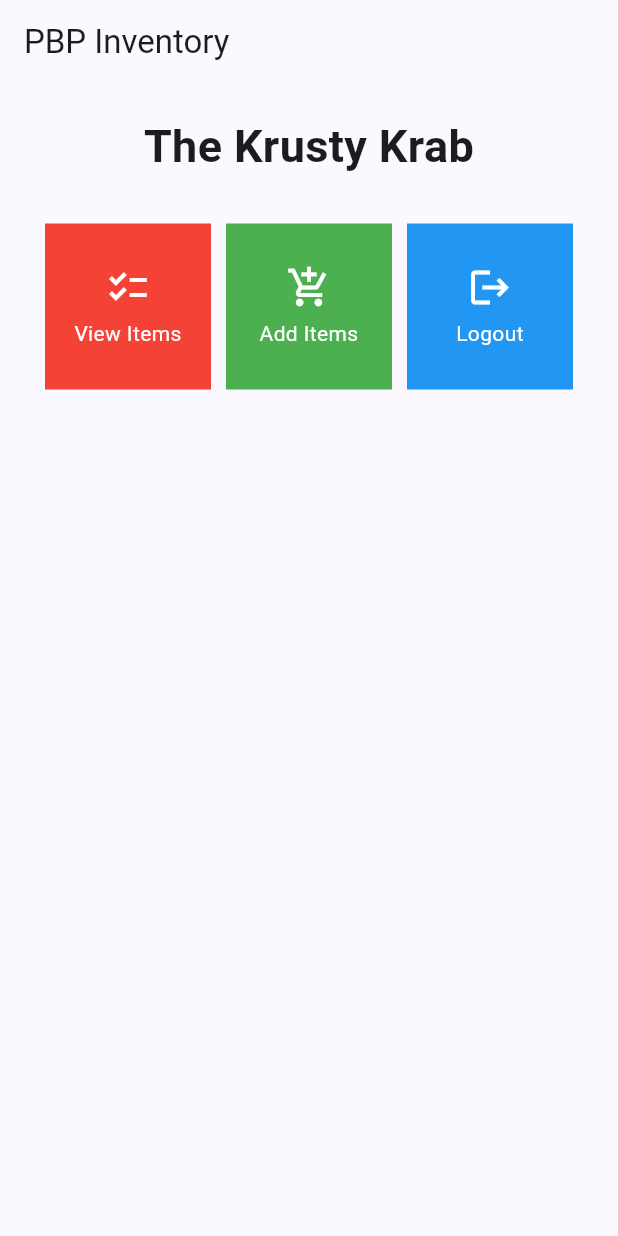
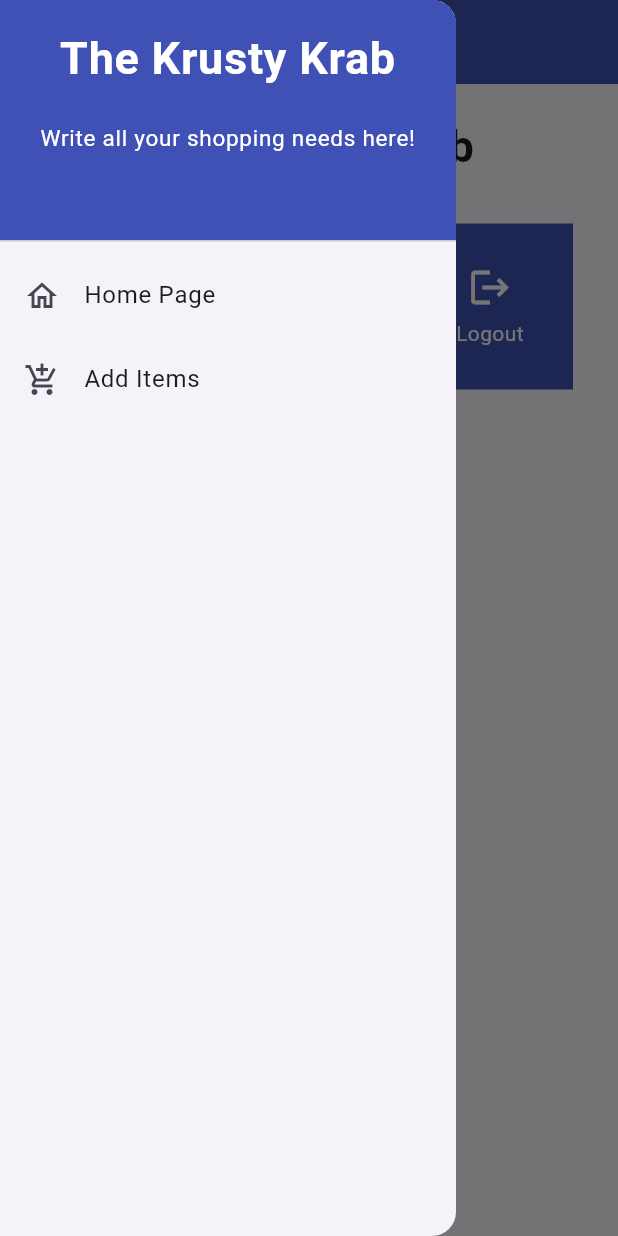
Before and after one commit to PascalPahlevi/PBP-Inventory-Assignment, a Flutter app: the screen it shows after launch, with the side drawer open (before the commit the screen has no drawer), on a phone screen of 412 x 824 dp. Run offline on Flutter 3.47's test engine with Material 2 defaults, Android fonts, the phone set to English and light mode, and no system bars.

Commit message:
Finished Assignment 8

```diff
--- a/lib/main.dart
+++ b/lib/main.dart
@@ -1,5 +1,5 @@
 import 'package:flutter/material.dart';
-import 'package:pbp_inventory/menu.dart';
+import 'package:pbp_inventory/screens/menu.dart';
 
 void main() {
   runApp(const MyApp());
--- a/lib/menu.dart
+++ b/lib/screens/menu.dart
@@ -1,4 +1,6 @@
 import 'package:flutter/material.dart';
+import 'package:pbp_inventory/widgets/left_drawer.dart';
+import 'package:pbp_inventory/screens/shoplist_form.dart';
 
 class MyHomePage extends StatelessWidget {
   MyHomePage({Key? key}) : super(key: key);
@@ -25,7 +27,10 @@
         title: const Text(
           'PBP Inventory',
         ),
+        backgroundColor: Colors.indigo,
+        foregroundColor: Colors.white,
       ),
+      drawer: const LeftDrawer(),
       body: SingleChildScrollView(
         // Scrolling wrapper widget
         child: Padding(
@@ -83,7 +88,7 @@
   @override
   Widget build(BuildContext context) {
     return Material(
-      color: item.color,
+      color: Colors.indigo,
       child: InkWell(
         // Responsive touch area
         onTap: () {
@@ -91,7 +96,12 @@
           ScaffoldMessenger.of(context)
             ..hideCurrentSnackBar()
             ..showSnackBar(SnackBar(
-                content: Text("You clicked the ${item.name} button!")));
+                content: Text("You pressed the ${item.name} button!")));
+
+          if (item.name == "Add Items") {
+            Navigator.push(context,
+                MaterialPageRoute(builder: (context) => const ShopFormPage()));
+          }
         },
         child: Container(
           // Container to hold Icon and Text
--- /dev/null
+++ b/lib/widgets/left_drawer.dart
@@ -0,0 +1,71 @@
+import 'package:flutter/material.dart';
+import 'package:pbp_inventory/screens/menu.dart';
+import 'package:pbp_inventory/screens/shoplist_form.dart';
+
+class LeftDrawer extends StatelessWidget {
+  const LeftDrawer({super.key});
+
+  @override
+  Widget build(BuildContext context) {
+    return Drawer(
+      child: ListView(
+        children: [
+          const DrawerHeader(
+            decoration: BoxDecoration(
+              color: Colors.indigo,
+            ),
+            child: Column(
+              children: [
+                Text(
+                  'The Krusty Krab',
+                  textAlign: TextAlign.center,
+                  style: TextStyle(
+                    fontSize: 30,
+                    fontWeight: FontWeight.bold,
+                    color: Colors.white,
+                  ),
+                ),
+                Padding(padding: EdgeInsets.all(10)),
+                Text(
+                  'Write all your shopping needs here!',
+                  textAlign: TextAlign.center,
+                  style: TextStyle(
+                    fontSize: 15,
+                    fontWeight: FontWeight.normal,
+                    color: Colors.white,
+                  ),
+                ),
+              ],
+            ),
+          ),
+          ListTile(
+            leading: const Icon(Icons.home_outlined),
+            title: const Text('Home Page'),
+            // redirect to MyHomePage
+            onTap: () {
+              Navigator.pushReplacement(
+                context,
+                MaterialPageRoute(
+                  builder: (context) => MyHomePage(),
+                ),
+              );
+            },
+          ),
+          ListTile(
+            leading: const Icon(Icons.add_shopping_cart),
+            title: const Text('Add Items'),
+            // redirect to ShopFormPage
+            onTap: () {
+              Navigator.pushReplacement(
+                context,
+                MaterialPageRoute(
+                  builder: (context) => const ShopFormPage(),
+                ),
+              );
+            },
+          ),
+        ],
+      ),
+    );
+  }
+}
--- /dev/null
+++ b/lib/widgets/shop_card.dart
@@ -0,0 +1,60 @@
+import 'package:flutter/material.dart';
+import 'package:pbp_inventory/screens/shoplist_form.dart';
+
+class ShopItem {
+  final String name;
+  final IconData icon;
+  final Color color;
+
+  ShopItem(this.name, this.icon, this.color);
+}
+
+class ShopCard extends StatelessWidget {
+  final ShopItem item;
+
+  const ShopCard(this.item, {Key? key}); // Constructor
+
+  @override
+  Widget build(BuildContext context) {
+    return Material(
+      color: Colors.indigo,
+      child: InkWell(
+        // Responsive touch area
+        onTap: () {
+          // Show a SnackBar when clicked
+          ScaffoldMessenger.of(context)
+            ..hideCurrentSnackBar()
+            ..showSnackBar(SnackBar(
+                content: Text("You pressed the ${item.name} button!")));
+
+          if (item.name == "Add Items") {
+            Navigator.push(context,
+                MaterialPageRoute(builder: (context) => const ShopFormPage()));
+          }
+        },
+        child: Container(
+          // Container to hold Icon and Text
+          padding: const EdgeInsets.all(8),
+          child: Center(
+            child: Column(
+              mainAxisAlignment: MainAxisAlignment.center,
+              children: [
+                Icon(
+                  item.icon,
+                  color: Colors.white,
+                  size: 30.0,
+                ),
+                const Padding(padding: EdgeInsets.all(3)),
+                Text(
+                  item.name,
+                  textAlign: TextAlign.center,
+                  style: const TextStyle(color: Colors.white),
+                ),
+              ],
+            ),
+          ),
+        ),
+      ),
+    );
+  }
+}
```
Also changed, not shown: lib/screens/shoplist_form.dart (added, +157 -0 lines).
